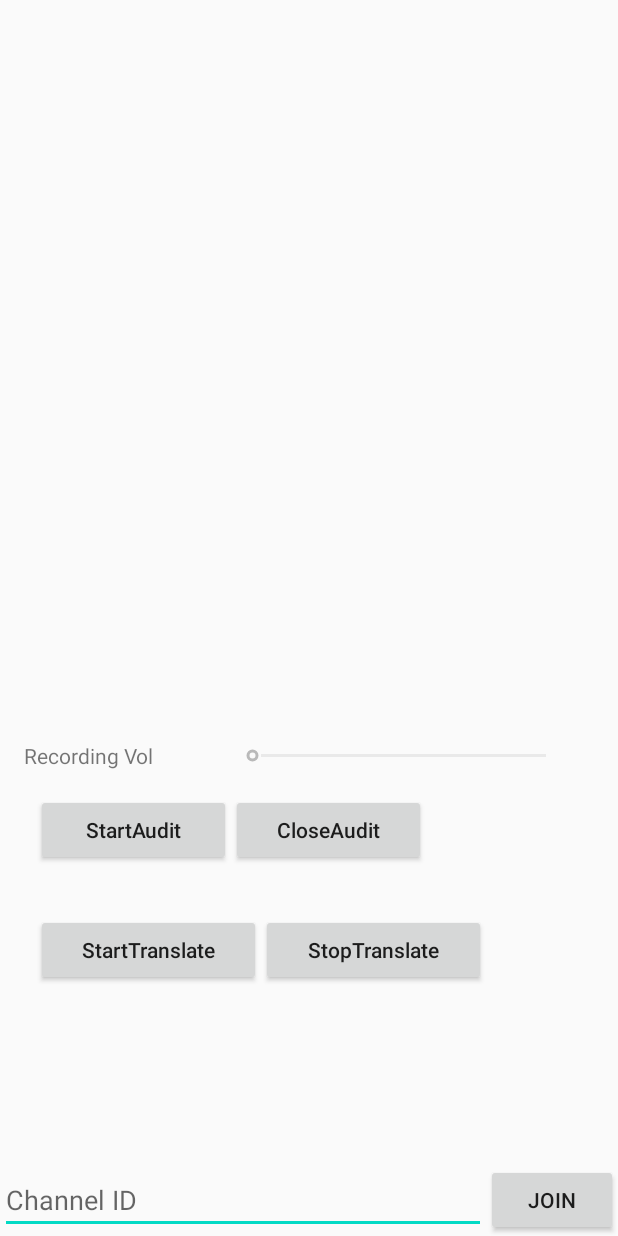
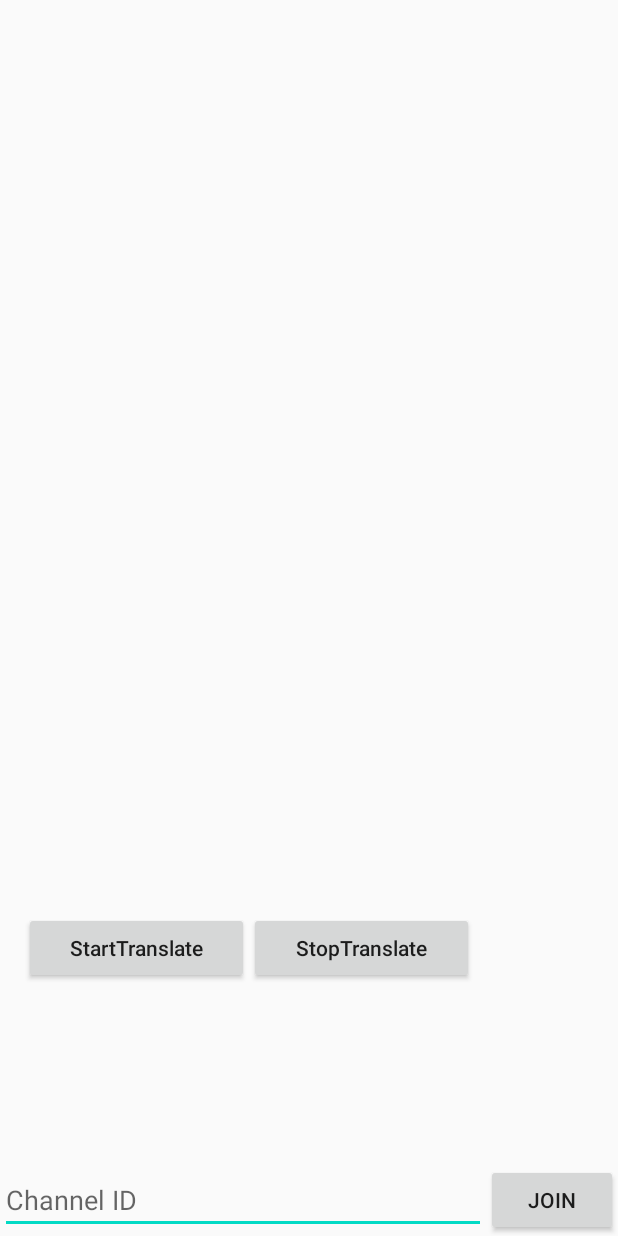
Before and after one commit to highras/rtvt-shengwang-marketplace, an Android app: the screen it shows after launch (SimpleExtension), on a phone screen of 412 x 824 dp. Run offline under Robolectric (Android 15) with nearby library versions, the phone set to English and light mode, and no system bars; libraries missing offline, so code that uses them is left out: com.yanzhenjie.permission, io.agora.rtc2; 13 statements that could not run were skipped.

Commit message:
更改使用文档 增加addextension出错的 替换方法
更改使用文档 增加addextension出错的 替换方法

```diff
--- a/Android/RTVTRTAUFilter/app/src/main/java/io/agora/api/example/SimpleExtension.java
+++ b/Android/RTVTRTAUFilter/app/src/main/java/io/agora/api/example/SimpleExtension.java
@@ -44,13 +44,12 @@ import io.agora.rtc2.video.VideoCanvas;
 
 public class SimpleExtension extends AppCompatActivity implements View.OnClickListener, io.agora.rtc2.IMediaExtensionObserver {
     private static final String TAG = SimpleExtension.class.getSimpleName();
-    public static final String EXTENSION_NAME_POST = "agora-iLiveData-filter-post";
-    public static final String EXTENSION_NAME_PRE = "agora-iLiveData-filter-pre";
+    public static final String EXTENSION_LIBRARY_RTVT_POST = "agora-iLiveData-filter-post";
+    public static final String EXTENSION_LIBRARY_RTVT_PRE = "agora-iLiveData-filter-pre";
     public static final String EXTENSION_VENDOR_NAME_PRE = "iLiveDataPre";
     public static final String EXTENSION_VENDOR_NAME_POST = "iLiveDataPost";
-    public static final String EXTENSION_AUDIO_FILTER_POST = "RTVT_POST";
-    public static final String EXTENSION_AUDIO_FILTER_PRE = "RTVT_PRE";
-    public static final String EXTENSION_VIDEO_FILTER_PRE = "RTAU_PRE";
+    public static final String EXTENSION_RTVT_FILTER_POST = "RTVT_POST";
+    public static final String EXTENSION_RTVT_FILTER_PRE = "RTVT_PRE";
 
     private FrameLayout local_view;
     private EditText et_channel;
@@ -60,7 +59,6 @@ public class SimpleExtension extends AppCompatActivity implements View.OnClickLi
     int remoteUid = 999;
     String joinchannel = "";
     private boolean joined = false;
-    private SeekBar record;
     ListView rtvttestview;
     Context mycontext = this;
     protected Handler handler;
@@ -74,12 +72,8 @@ public class SimpleExtension extends AppCompatActivity implements View.OnClickLi
     String agora_access_token;
     long livedata_translate_pid;
     String livedata_translate_key;
-    long livedata_audit_pid;
-    String livedata_audit_key;
-    String livedata_callbackUrl;
     String livedata_translate_srclang;
     String livedata_translate_dstlang;
-    String livedata_audit_lang;
 
 
     void addlog(String msg){
@@ -99,15 +93,11 @@ public class SimpleExtension extends AppCompatActivity implements View.OnClickLi
         setContentView(R.layout.fragment_extension);
         join = findViewById(R.id.btn_join);
 
-        findViewById(R.id.startaudit).setOnClickListener(this);
-        findViewById(R.id.closeAudit).setOnClickListener(this);
         findViewById(R.id.starttrans).setOnClickListener(this);
         findViewById(R.id.stoptrans).setOnClickListener(this);
 
         et_channel = findViewById(R.id.et_channel);
         findViewById(R.id.btn_join).setOnClickListener(this);
-        record = findViewById(R.id.recordingVol);
-        record.setEnabled(false);
         local_view = findViewById(R.id.fl_local);
         rtvttestview = findViewById(R.id.rtvttest);
         srcadapter = new MyAdapter(this, android.R.layout.simple_list_item_1, srcarrayList);
@@ -122,17 +112,8 @@ public class SimpleExtension extends AppCompatActivity implements View.OnClickLi
             livedata_translate_pid = Long.parseLong(slivedata_translate_pid);
         livedata_translate_key = getString(R.string.livedata_translate_key);
 
-        String slivedata_audit_pid = getString(R.string.livedata_audit_pid);
-        if (slivedata_audit_pid.isEmpty())
-            livedata_audit_pid = 0;
-        else
-            livedata_audit_pid = Long.parseLong(slivedata_audit_pid);
-        livedata_audit_key = getString(R.string.livedata_audit_key);
-        livedata_callbackUrl = getString(R.string.livedata_callbackUrl);
-
         livedata_translate_srclang = getString(R.string.livedata_translate_srclang);
         livedata_translate_dstlang = getString(R.string.livedata_translate_dstlang);
-        livedata_audit_lang = getString(R.string.livedata_audit_lang);
 
         try {
             RtcEngineConfig config = new RtcEngineConfig();
@@ -164,8 +145,8 @@ public class SimpleExtension extends AppCompatActivity implements View.OnClickLi
             //and one or more plug-ins can be added
             int ret = 0;
 
-            config.addExtension(EXTENSION_NAME_POST);
-            config.addExtension(EXTENSION_NAME_PRE);
+            config.addExtension(EXTENSION_LIBRARY_RTVT_POST);
+            config.addExtension(EXTENSION_LIBRARY_RTVT_PRE);
 
             config.mExtensionObserver = this;
             config.mEventHandler = iRtcEngineEventHandler;
@@ -175,34 +156,27 @@ public class SimpleExtension extends AppCompatActivity implements View.OnClickLi
                 return;
             }
 
-//            ret = engine.enableExtension("iLiveDataPre", EXTENSION_AUDIO_FILTER_PRE, true);
-            ret = engine.enableExtension(EXTENSION_VENDOR_NAME_PRE, EXTENSION_AUDIO_FILTER_PRE, true);
-            if (ret <0){
-                showAlert("enableExtension error:" +ret + " " + EXTENSION_AUDIO_FILTER_PRE );
-                return;
-            }
-            ret = engine.enableExtension(EXTENSION_VENDOR_NAME_PRE, EXTENSION_VIDEO_FILTER_PRE, true);
-            if (ret <0){
-                showAlert("enableExtension error:" +ret + " " + EXTENSION_VIDEO_FILTER_PRE );
-                return;
-            }
-
-
-            ret = engine.enableExtension(EXTENSION_VENDOR_NAME_POST, EXTENSION_AUDIO_FILTER_POST, true);
-            if (ret <0){
-                showAlert("enableExtension error:" +ret + " " + EXTENSION_AUDIO_FILTER_POST );
-                return;
-            }
             if (!AndPermission.hasPermissions(this, Permission.Group.STORAGE, Permission.Group.MICROPHONE, Permission.Group.CAMERA)) {
 
                 // Request permission
                 AndPermission.with(this).runtime().permission(
                         Permission.Group.STORAGE,
-                        Permission.Group.MICROPHONE,
-                        Permission.Group.CAMERA
+                        Permission.Group.MICROPHONE
+//                        Permission.Group.CAMERA
                 ).onGranted(permissions ->
                 {
-                    engine.enableVideo();
+                    int result = engine.enableExtension(EXTENSION_VENDOR_NAME_PRE, EXTENSION_RTVT_FILTER_PRE, true);
+                    if (result <0){
+                        showAlert("enableExtension error:" +ret + " " + EXTENSION_RTVT_FILTER_PRE );
+                        return;
+                    }
+
+                    result = engine.enableExtension(EXTENSION_VENDOR_NAME_POST, EXTENSION_RTVT_FILTER_POST, true);
+                    if (result <0){
+                        showAlert("enableExtension error:" +ret + " " + EXTENSION_RTVT_FILTER_POST );
+                        return;
+                    }
+/*                    engine.enableVideo();
                     TextureView textureView = new TextureView(this);
                     if(local_view.getChildCount() > 0)
                     {
@@ -212,11 +186,22 @@ public class SimpleExtension extends AppCompatActivity implements View.OnClickLi
                     local_view.addView(textureView, new FrameLayout.LayoutParams(ViewGroup.LayoutParams.MATCH_PARENT, ViewGroup.LayoutParams.MATCH_PARENT));
                     // Setup local video to render your local camera preview
                     engine.setupLocalVideo(new VideoCanvas(textureView, RENDER_MODE_HIDDEN, 0));
-                    engine.startPreview();
+                    engine.startPreview();*/
                 }).start();
             }
             else{
-                engine.enableVideo();
+                int result = engine.enableExtension(EXTENSION_VENDOR_NAME_PRE, EXTENSION_RTVT_FILTER_PRE, true);
+                if (result <0){
+                    showAlert("enableExtension error:" +ret + " " + EXTENSION_RTVT_FILTER_PRE );
+                    return;
+                }
+
+                result = engine.enableExtension(EXTENSION_VENDOR_NAME_POST, EXTENSION_RTVT_FILTER_POST, true);
+                if (result <0){
+                    showAlert("enableExtension error:" +ret + " " + EXTENSION_RTVT_FILTER_POST );
+                    return;
+                }
+/*                engine.enableVideo();
                 TextureView textureView = new TextureView(this);
                 if(local_view.getChildCount() > 0)
                 {
@@ -224,7 +209,7 @@ public class SimpleExtension extends AppCompatActivity implements View.OnClickLi
                 }
                 local_view.addView(textureView, new FrameLayout.LayoutParams(ViewGroup.LayoutParams.MATCH_PARENT, ViewGroup.LayoutParams.MATCH_PARENT));
                 engine.setupLocalVideo(new VideoCanvas(textureView, RENDER_MODE_HIDDEN, 0));
-                engine.startPreview();
+                engine.startPreview();*/
             }
 
 
@@ -267,9 +252,10 @@ public class SimpleExtension extends AppCompatActivity implements View.OnClickLi
                 jsonObject.put("dstLang", livedata_translate_dstlang);
                 jsonObject.put("asrResult", true);
                 jsonObject.put("transResult", true);
+                jsonObject.put("tempResult", true);
                 jsonObject.put("appKey", livedata_translate_pid);
                 jsonObject.put("appSecret", livedata_translate_key);
-                jsonObject.put("userId", 123456);
+                jsonObject.put("userId", "peter-1234");
 
 //                jsonObject.put("userId", "1234567");
 
@@ -282,8 +268,9 @@ public class SimpleExtension extends AppCompatActivity implements View.OnClickLi
             } catch (JSONException e) {
                 e.printStackTrace();
             }
-            int ret  = engine.setExtensionProperty(EXTENSION_VENDOR_NAME_PRE, EXTENSION_AUDIO_FILTER_PRE, "startAudioTranslation_pre", jsonObject.toString());
-//            int ret  = engine.setExtensionProperty(EXTENSION_VENDOR_NAME_PRE, EXTENSION_AUDIO_FILTER_PRE, "startAudioTranslation_pre", "{\"srclang\":\"zh\",\"dstLang\":\"en\",\"appKey\":81700088,\"appSecret\":\"ZDUwNDEyYzAtNzY1ZS00NjYzLTkzYTAtYmY0ZDVmNDdhNWJj\",\"userId\":765270600}");
+
+
+            int ret  = engine.setExtensionProperty(EXTENSION_VENDOR_NAME_PRE, EXTENSION_RTVT_FILTER_PRE,"startAudioTranslation_pre", jsonObject.toString());
             if (ret < 0){
                 showAlert("startAudioTranslation error ret:" + ret);
                 return;
@@ -291,46 +278,7 @@ public class SimpleExtension extends AppCompatActivity implements View.OnClickLi
             showShortToast("Start Translation");
         }else if(v.getId() == R.id.stoptrans){
             showShortToast("End Translation");
-            engine.setExtensionProperty(EXTENSION_VENDOR_NAME_PRE, EXTENSION_AUDIO_FILTER_PRE, "closeAudioTranslation_pre", "{}");
-
-        }
-        else if (v.getId() == R.id.startaudit){
-            String spid  = getString(R.string.livedata_audit_pid);
-            if (spid.isEmpty()){
-                showAlert("Please configure the project ID for audit");
-                return;
-            }
-            long pid = Long.parseLong(spid);
-
-            if (livedata_audit_key.isEmpty()){
-                showAlert("Please configure the key for audit");
-                return;
-            }
-
-            JSONObject jsonObject = new JSONObject();
-            try {
-                ArrayList<String> attrs = new ArrayList<String>(){{add("1");add("2");}};
-                jsonObject.put("streamId", String.valueOf(System.currentTimeMillis()));
-                jsonObject.put("callbackUrl", livedata_callbackUrl);
-                jsonObject.put("audioLang", livedata_audit_lang);
-                jsonObject.put("appKey", livedata_audit_pid);
-                jsonObject.put("appSecret", livedata_audit_key);
-            } catch (JSONException e) {
-                e.printStackTrace();
-            }
-
-            int ret = engine.setExtensionProperty(EXTENSION_VENDOR_NAME_PRE, EXTENSION_VIDEO_FILTER_PRE, "startAudit_pre", jsonObject.toString());
-            if (ret != 0 ){
-                showAlert("setExtensionProperty startAudit error " + ret);
-                return;
-            }
-            Toast.makeText(this, "Start Audit", Toast.LENGTH_SHORT).show();
-            Log.i("sdktest","Start Audit " + ret);
-        }
-        else if (v.getId() == R.id.closeAudit){
-/*            Toast.makeText(this, "End Audit", Toast.LENGTH_SHORT).show();
-            int ret = engine.setExtensionProperty(EXTENSION_VENDOR_NAME, EXTENSION_VIDEO_FILTER_WATERMARK, "closeAudit", "{}");
-            Log.i("sdktest","setExtensionProperty closeAudit " + ret);*/
+            engine.setExtensionProperty(EXTENSION_VENDOR_NAME_PRE, EXTENSION_RTVT_FILTER_PRE, "closeAudioTranslation_pre", "{}");
         }
         else if (v.getId() == R.id.btn_join) {
             if (engine == null){
@@ -376,8 +324,6 @@ public class SimpleExtension extends AppCompatActivity implements View.OnClickLi
                  *          triggers the removeInjectStreamUrl method.*/
                 engine.leaveChannel();
                 join.setText(getString(R.string.join));
-                record.setEnabled(false);
-                record.setProgress(0);
             }
         }
     }
@@ -392,9 +338,9 @@ public class SimpleExtension extends AppCompatActivity implements View.OnClickLi
         if (engine != null) {
             engine.leaveChannel();
         }
-        engine.enableExtension(EXTENSION_VENDOR_NAME_PRE, EXTENSION_NAME_PRE, false);
+        engine.enableExtension(EXTENSION_VENDOR_NAME_PRE, EXTENSION_RTVT_FILTER_PRE, false);
         // enable video filter before enable video
-        engine.enableExtension(EXTENSION_VENDOR_NAME_POST, EXTENSION_NAME_POST, false);
+        engine.enableExtension(EXTENSION_VENDOR_NAME_POST, EXTENSION_RTVT_FILTER_POST, false);
         handler.post(RtcEngine::destroy);
         engine = null;
     }
@@ -477,8 +423,6 @@ public class SimpleExtension extends AppCompatActivity implements View.OnClickLi
                 public void run() {
                     join.setEnabled(true);
                     join.setText(getString(R.string.leave));
-                    record.setEnabled(true);
-                    record.setProgress(100);
                 }
             });
         }
@@ -487,12 +431,13 @@ public class SimpleExtension extends AppCompatActivity implements View.OnClickLi
         public void onRemoteAudioStateChanged(int uid, int state, int reason, int elapsed) {
             super.onRemoteAudioStateChanged(uid, state, reason, elapsed);
             if (state == REMOTE_AUDIO_STATE_STARTING){
-
                 JSONObject jsonObject = new JSONObject();
                 try {
-//                    Log.i("sdktest", "java token is " + ApiSecurityExample.genToken(80001000,"qwerty"));
                     jsonObject.put("srclang", "zh");
                     jsonObject.put("dstLang", "en");
+                    jsonObject.put("asrResult", true);
+                    jsonObject.put("transResult", true);
+                    jsonObject.put("tempResult", true);
                     jsonObject.put("appKey", String.valueOf(livedata_translate_pid));
                     jsonObject.put("appSecret", livedata_translate_key);
 //                    JSONArray array = new JSONArray();
@@ -508,7 +453,7 @@ public class SimpleExtension extends AppCompatActivity implements View.OnClickLi
                 extensionInfo.channelId = joinchannel;
                 extensionInfo.remoteUid = remoteUid;
 
-                int ret = engine.setExtensionProperty(EXTENSION_VENDOR_NAME_POST, EXTENSION_AUDIO_FILTER_POST, extensionInfo,"startAudioTranslation_post", jsonObject.toString());
+                int ret = engine.setExtensionProperty(EXTENSION_VENDOR_NAME_POST, EXTENSION_RTVT_FILTER_POST, extensionInfo,"startAudioTranslation_post", jsonObject.toString());
                 if (ret != 0){
                     Log.e("sdktest","strart remote translation setExtensionProperty failed:" + ret);
                     return;
--- a/Android/RTVTRTAUFilter/app/src/main/res/layout/fragment_extension.xml
+++ b/Android/RTVTRTAUFilter/app/src/main/res/layout/fragment_extension.xml
@@ -24,14 +24,14 @@
             <FrameLayout
                 android:id="@+id/fl_local"
                 android:layout_width="0dp"
-                android:layout_weight="0.5"
+                android:layout_weight="0"
                 android:layout_height="match_parent"/>
 
             <ListView
                 android:id="@+id/rtvttest"
                 android:layout_width="0dp"
                 android:layout_height="wrap_content"
-                android:layout_weight="0.5"
+                android:layout_weight="1"
                 android:transcriptMode="alwaysScroll" />
 
         </LinearLayout>
@@ -40,34 +40,8 @@
             android:id="@+id/controlPanel"
             android:layout_width="match_parent"
             android:layout_height="0dp"
-            android:layout_weight="0.4"
+            android:layout_weight="0.2"
             android:orientation="vertical">
-
-            <LinearLayout
-                android:id="@+id/volbar1"
-                android:layout_width="match_parent"
-                android:layout_height="wrap_content"
-                android:layout_marginTop="30dp"
-                android:layout_marginEnd="16dp"
-                android:gravity="center_vertical"
-                android:orientation="horizontal">
-
-                <TextView
-                    android:id="@+id/recordingLabel"
-                    android:layout_width="120dp"
-                    android:layout_height="wrap_content"
-                    android:layout_marginStart="16dp"
-                    android:text="Recording Vol" />
-
-                <SeekBar
-                    android:id="@+id/recordingVol"
-                    android:layout_width="0dp"
-                    android:layout_height="wrap_content"
-                    android:layout_marginStart="16dp"
-                    android:layout_marginEnd="16dp"
-                    android:layout_weight="1" />
-
-            </LinearLayout>
 
             <androidx.constraintlayout.widget.ConstraintLayout
                 android:layout_width="match_parent"
@@ -75,38 +49,16 @@
 
 
                 <androidx.appcompat.widget.AppCompatButton
-                    android:textAllCaps="false"
-                    android:textSize="14dp"
                     android:id="@+id/starttrans"
                     android:layout_width="150dp"
                     android:layout_height="wrap_content"
-                    android:layout_marginStart="24dp"
-                    android:layout_marginTop="32dp"
+                    android:layout_marginStart="16dp"
+                    android:layout_marginTop="28dp"
                     android:text="StartTranslate"
+                    android:textAllCaps="false"
+                    android:textSize="14dp"
                     app:layout_constraintStart_toStartOf="parent"
-                    app:layout_constraintTop_toBottomOf="@+id/startaudit"></androidx.appcompat.widget.AppCompatButton>
-
-                <androidx.appcompat.widget.AppCompatButton
-                    android:textAllCaps="false"
-                    android:id="@+id/startaudit"
-                    android:layout_width="130dp"
-                    android:layout_height="wrap_content"
-                    android:layout_marginStart="24dp"
-                    android:layout_marginTop="16dp"
-                    android:text="StartAudit"
-                    app:layout_constraintStart_toStartOf="parent"
-                    app:layout_constraintTop_toTopOf="parent"></androidx.appcompat.widget.AppCompatButton>
-
-                <androidx.appcompat.widget.AppCompatButton
-                    android:textAllCaps="false"
-                    android:id="@+id/closeAudit"
-                    android:layout_width="130dp"
-                    android:layout_height="wrap_content"
-                    android:text="CloseAudit"
-                    app:layout_constraintBottom_toBottomOf="@+id/startaudit"
-                    app:layout_constraintStart_toEndOf="@+id/startaudit"
-                    app:layout_constraintTop_toTopOf="@+id/startaudit"
-                    app:layout_constraintVertical_bias="0.0"></androidx.appcompat.widget.AppCompatButton>
+                    app:layout_constraintTop_toTopOf="parent" />
 
                 <androidx.appcompat.widget.AppCompatButton
                     android:textAllCaps="false"
@@ -118,7 +70,7 @@
                     app:layout_constraintBottom_toBottomOf="@+id/starttrans"
                     app:layout_constraintStart_toEndOf="@+id/starttrans"
                     app:layout_constraintTop_toTopOf="@+id/starttrans"
-                    app:layout_constraintVertical_bias="0.0"></androidx.appcompat.widget.AppCompatButton>
+                    app:layout_constraintVertical_bias="0.0" />
             </androidx.constraintlayout.widget.ConstraintLayout>
 
 
```
Also changed, not shown: 2 other files.
